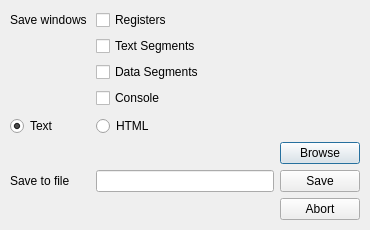
Qt form QtSpim/savelogfile.ui (billsix/spim) before a commit.
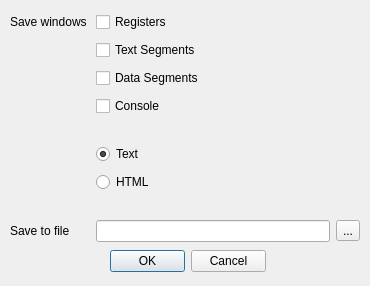
The same form after that commit.

Commit message: Setting dialog

What changed in the file:
```diff
--- a/QtSpim/savelogfile.ui
+++ b/QtSpim/savelogfile.ui
@@ -7,7 +7,7 @@
     <x>0</x>
     <y>0</y>
     <width>370</width>
-    <height>230</height>
+    <height>286</height>
    </rect>
   </property>
   <property name="windowTitle">
@@ -19,7 +19,7 @@
      <x>10</x>
      <y>10</y>
      <width>350</width>
-     <height>210</height>
+     <height>235</height>
     </rect>
    </property>
    <layout class="QGridLayout" name="gridLayout">
@@ -58,38 +58,40 @@
       </property>
      </widget>
     </item>
-    <item row="8" column="2">
-     <widget class="QPushButton" name="BrowsePushButton">
-      <property name="text">
-       <string>Browse</string>
-      </property>
-     </widget>
-    </item>
-    <item row="9" column="0">
+    <item row="10" column="0">
      <widget class="QLabel" name="label_2">
       <property name="text">
        <string>Save to file</string>
       </property>
      </widget>
     </item>
-    <item row="9" column="1">
+    <item row="10" column="1">
      <widget class="QLineEdit" name="SaveLineEdit"/>
     </item>
-    <item row="9" column="2">
-     <widget class="QPushButton" name="SavePushButton">
-      <property name="text">
-       <string>Save</string>
+    <item row="6" column="0">
+     <spacer name="verticalSpacer">
+      <property name="orientation">
+       <enum>Qt::Vertical</enum>
       </property>
-     </widget>
+      <property name="sizeType">
+       <enum>QSizePolicy::Fixed</enum>
+      </property>
+      <property name="sizeHint" stdset="0">
+       <size>
+        <width>20</width>
+        <height>20</height>
+       </size>
+      </property>
+     </spacer>
     </item>
     <item row="10" column="2">
-     <widget class="QPushButton" name="AbortPushButton">
+     <widget class="QToolButton" name="saveFileToolButton">
       <property name="text">
-       <string>Abort</string>
+       <string>...</string>
       </property>
      </widget>
     </item>
-    <item row="7" column="0">
+    <item row="7" column="1">
      <widget class="QRadioButton" name="TextRadioButton">
       <property name="text">
        <string>Text</string>
@@ -99,28 +101,44 @@
       </property>
      </widget>
     </item>
-    <item row="6" column="0">
-     <spacer name="verticalSpacer">
-      <property name="orientation">
-       <enum>Qt::Vertical</enum>
-      </property>
-      <property name="sizeHint" stdset="0">
-       <size>
-        <width>20</width>
-        <height>60</height>
-       </size>
-      </property>
-     </spacer>
-    </item>
-    <item row="7" column="1">
+    <item row="8" column="1">
      <widget class="QRadioButton" name="HTMLRadioButton">
       <property name="text">
        <string>HTML</string>
       </property>
      </widget>
     </item>
+    <item row="9" column="0">
+     <spacer name="verticalSpacer_2">
+      <property name="orientation">
+       <enum>Qt::Vertical</enum>
+      </property>
+      <property name="sizeType">
+       <enum>QSizePolicy::Fixed</enum>
+      </property>
+      <property name="sizeHint" stdset="0">
+       <size>
+        <width>20</width>
+        <height>20</height>
+       </size>
+      </property>
+     </spacer>
+    </item>
    </layout>
   </widget>
+  <widget class="QDialogButtonBox" name="buttonBox">
+   <property name="geometry">
+    <rect>
+     <x>110</x>
+     <y>250</y>
+     <width>156</width>
+     <height>23</height>
+    </rect>
+   </property>
+   <property name="standardButtons">
+    <set>QDialogButtonBox::Cancel|QDialogButtonBox::Ok</set>
+   </property>
+  </widget>
  </widget>
  <resources/>
  <connections>
```
Left out of the diff: 20 changed lines with no effect on the pictures. The commit also changes 23 other files.
